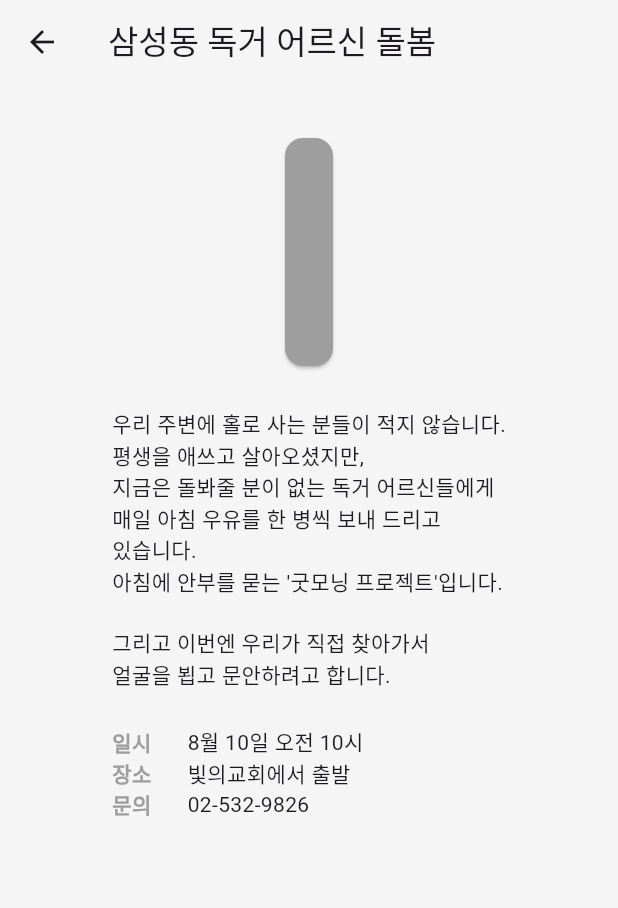
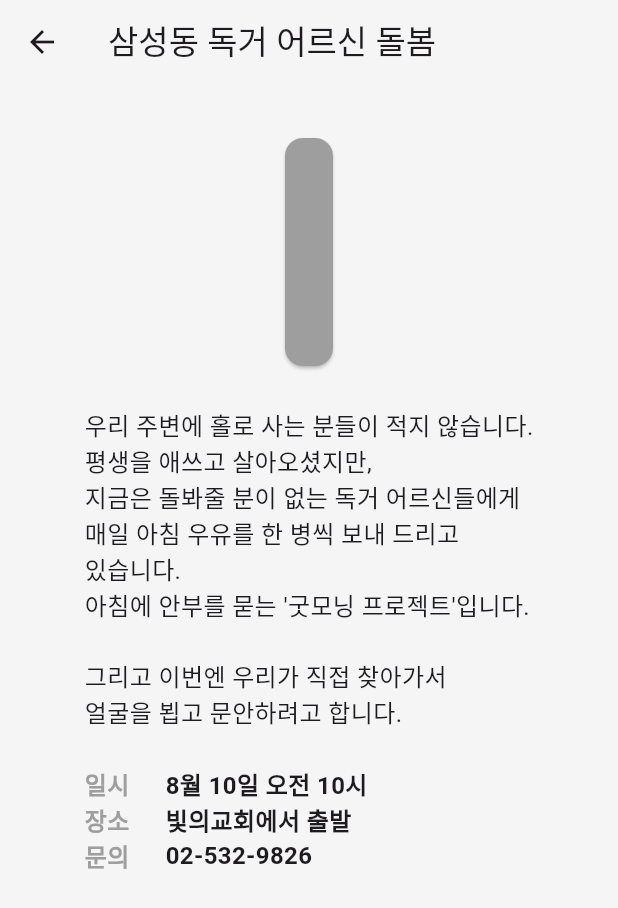
Before and after one commit to kiwi-choe/motd, a Flutter app: the SeniorDetailScreen screen opened directly with empty values, on a phone screen of 412 x 824 dp. Shown: the top 908 px of the screen. Run offline on Flutter 3.47's test engine with Material 3 defaults, Android fonts, the light colour scheme and no system bars; our stand-ins replace cached_network_image, cloud_firestore, firebase_core, firebase_storage, firebase_ui_firestore, image_picker and 2 more; accounts and stored records are empty; generated files the repository leaves out were written again; Roboto replaces fonts that are missing (Pretendard); project files that could hold a hidden picture were left out.

Commit message:
font 크기 및 스타일 변경

```diff
--- a/lib/screens/detail/senior_detail_screen.dart
+++ b/lib/screens/detail/senior_detail_screen.dart
@@ -68,7 +68,7 @@ class _SeniorDetailScreenState extends State<SeniorDetailScreen> {
         "그리고 이번엔 우리가 직접 찾아가서\n"
         "얼굴을 뵙고 문안하려고 합니다.",
         style: TextStyle(
-          fontSize: 14,
+          fontSize: 16,
         ),
       ),
     );
@@ -91,6 +91,7 @@ class _SeniorDetailScreenState extends State<SeniorDetailScreen> {
                 style: TextStyle(
                   fontWeight: FontWeight.bold,
                   color: noticeColor,
+                  fontSize: 16,
                 ),
               ),
               const SizedBox(
@@ -98,6 +99,10 @@ class _SeniorDetailScreenState extends State<SeniorDetailScreen> {
               ),
               const Text(
                 "8월 10일 오전 10시",
+                style: TextStyle(
+                  fontWeight: FontWeight.bold,
+                  fontSize: 16,
+                ),
               ),
             ],
           ),
@@ -109,6 +114,7 @@ class _SeniorDetailScreenState extends State<SeniorDetailScreen> {
                 style: TextStyle(
                   fontWeight: FontWeight.bold,
                   color: noticeColor,
+                  fontSize: 16,
                 ),
               ),
               const SizedBox(
@@ -116,6 +122,10 @@ class _SeniorDetailScreenState extends State<SeniorDetailScreen> {
               ),
               const Text(
                 "빛의교회에서 출발",
+                style: TextStyle(
+                  fontWeight: FontWeight.bold,
+                  fontSize: 16,
+                ),
               ),
             ],
           ),
@@ -127,6 +137,7 @@ class _SeniorDetailScreenState extends State<SeniorDetailScreen> {
                 style: TextStyle(
                   fontWeight: FontWeight.bold,
                   color: noticeColor,
+                  fontSize: 16,
                 ),
               ),
               const SizedBox(
@@ -134,6 +145,10 @@ class _SeniorDetailScreenState extends State<SeniorDetailScreen> {
               ),
               const Text(
                 "02-532-9826",
+                style: TextStyle(
+                  fontWeight: FontWeight.bold,
+                  fontSize: 16,
+                ),
               ),
             ],
           ),
--- a/lib/screens/detail/w4m/w4m_detail_screen.dart
+++ b/lib/screens/detail/w4m/w4m_detail_screen.dart
@@ -81,7 +81,7 @@ class _W4mDetailScreenState extends State<W4mDetailScreen> {
         "입금자명 : 홍길동 motd\n\n",
         textAlign: TextAlign.center,
         style: TextStyle(
-          fontSize: 14,
+          fontSize: 16,
         ),
       ),
     );
--- a/pubspec.yaml
+++ b/pubspec.yaml
@@ -16,7 +16,7 @@ publish_to: 'none' # Remove this line if you wish to publish to pub.dev
 # https://developer.apple.com/library/archive/documentation/General/Reference/InfoPlistKeyReference/Articles/CoreFoundationKeys.html
 # In Windows, build-name is used as the major, minor, and patch parts
 # of the product and file versions while build-number is used as the build suffix.
-version: 1.0.0+9
+version: 1.0.0+10
 
 environment:
   sdk: '>=3.4.3 <4.0.0'
```
Also changed, not shown: lib/screens/notice_screen.dart (+24 -3 lines).
